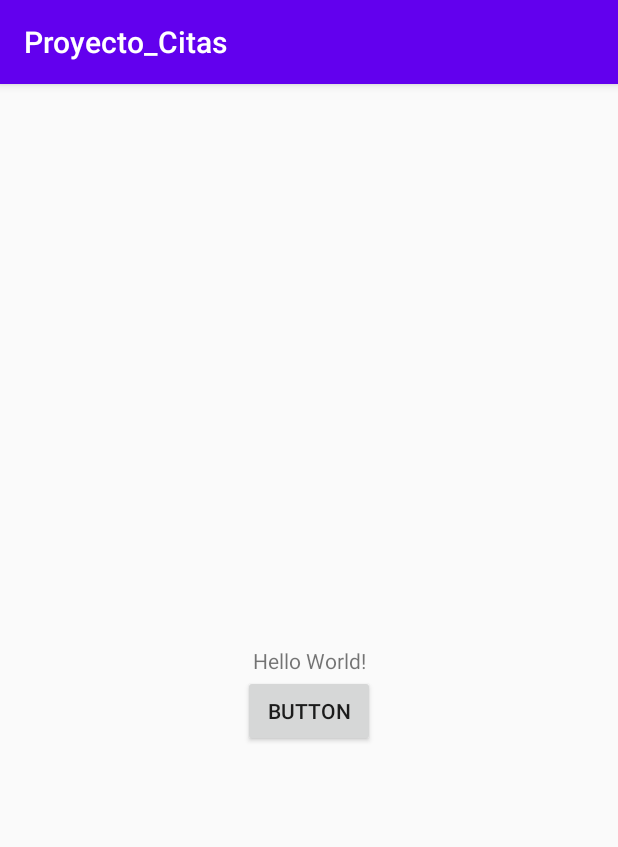
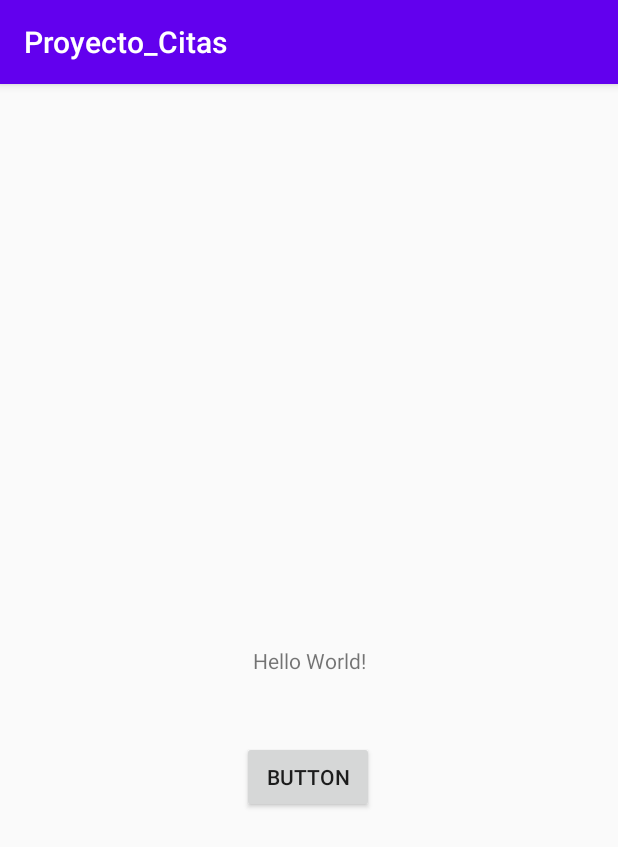
Before and after one commit to n0ctun0/Proyecto_Citas, an Android app: the screen it shows after launch (MainActivity), on a phone screen of 412 x 824 dp. Shown: the top 847 px of the screen. Run offline under Robolectric (Android 15) with nearby library versions, the phone set to English and light mode, and no system bars.

Commit message:
prueba 2

```diff
--- a/app/src/main/res/layout/activity_main.xml
+++ b/app/src/main/res/layout/activity_main.xml
@@ -20,8 +20,10 @@
         android:id="@+id/button"
         android:layout_width="wrap_content"
         android:layout_height="wrap_content"
+        android:layout_marginTop="44dp"
         android:text="Button"
         app:layout_constraintEnd_toEndOf="parent"
+        app:layout_constraintHorizontal_bias="0.498"
         app:layout_constraintStart_toStartOf="parent"
         app:layout_constraintTop_toBottomOf="@+id/textView" />
 
```
